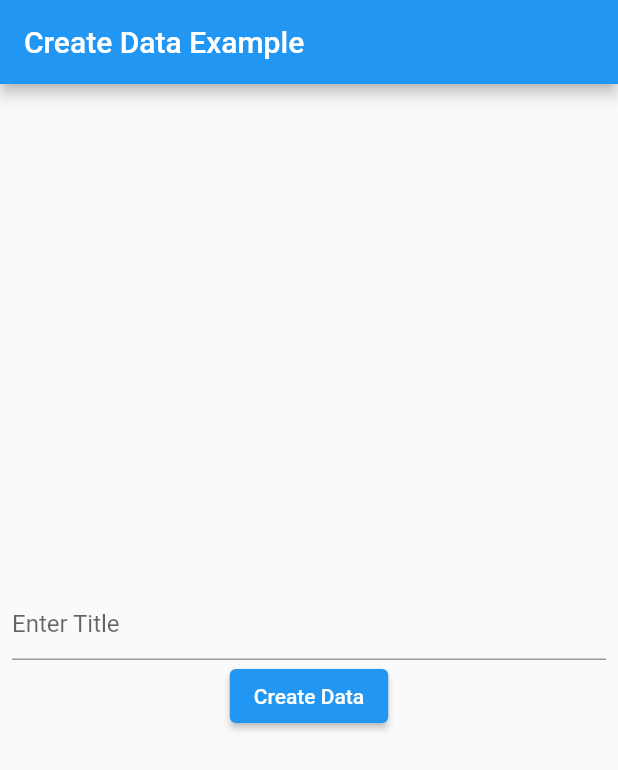
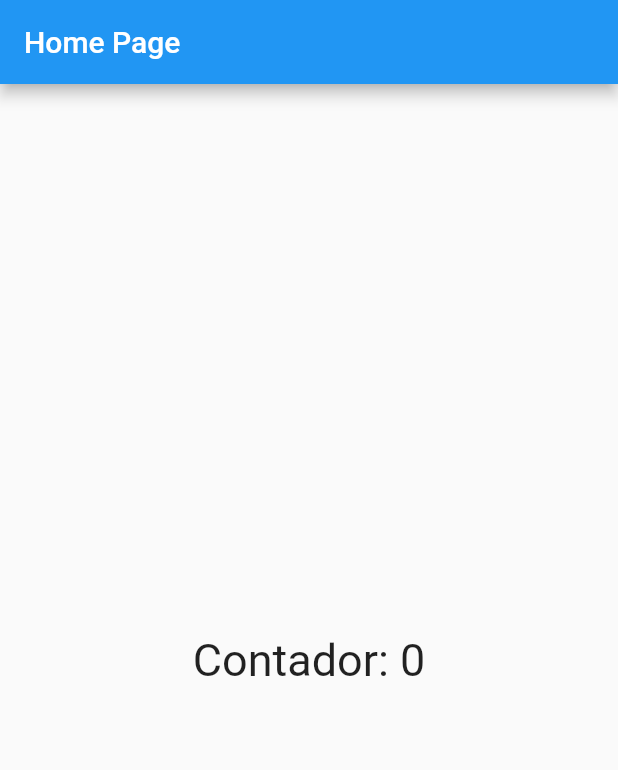
Before and after one commit to andrevks/accelerometer-tracker-app, a Flutter app: the screen it shows after launch, on a phone screen of 412 x 824 dp. Shown: the top 770 px of the screen. Run offline on Flutter 3.47's test engine with Material 2 defaults, Android fonts, the phone set to English and light mode, and no system bars.

Commit message:
build: http post request

```diff
--- a/accmeter_tracker/lib/album.dart
+++ /dev/null
@@ -1,10 +0,0 @@
-class Album {
-  final int id;
-  final String title;
-
-  Album({required this.id, required this.title});
-
-  factory Album.fromJson(Map<String, dynamic> json) {
-    return Album(id: json['id'], title: json['title']);
-  }
-}
--- /dev/null
+++ b/accmeter_tracker/lib/app_widget.dart
@@ -0,0 +1,18 @@
+// Stateless = Widget imutavel,n tem animação, n tem nada que altera
+//A n ser que o pai o reconstrua.
+import 'package:flutter/material.dart';
+
+import 'home_page.dart';
+
+class AppWidget extends StatelessWidget {
+  //Vai Criar no construtor (AppWidget) cada atributo que tiver
+  //a keyword final
+
+  @override
+  Widget build(BuildContext context) {
+    return MaterialApp(
+      theme: ThemeData(primaryColor: Colors.red),
+      home: HomePage(),
+    );
+  }
+}
--- /dev/null
+++ b/accmeter_tracker/lib/home_page.dart
@@ -0,0 +1,58 @@
+import 'package:flutter/material.dart';
+import 'network.dart';
+
+class HomePage extends StatefulWidget {
+  @override
+  State<HomePage> createState() {
+    //O Stateful pede um estado (State)
+    //Entao, a gente precisa criar uma outra classe
+    //para que possa ser retornada aqui e
+    //Funcionar como um estado que vai ser sempre
+    //modificado.
+
+    return HomePageState(); //Soh funciona para essa classe
+  }
+}
+
+//No State (estado) precisa passar o nome da classe
+//de StateFulWidget que eh a classe que vai nos
+//referenciaR
+class HomePageState extends State<HomePage> {
+  int count = 0;
+  @override
+  Widget build(BuildContext context) {
+    return Scaffold(
+      appBar: AppBar(
+        title: Text('Home Page'),
+      ),
+      body: Center(
+          child: GestureDetector(
+        child: Text(
+          'Contador: $count',
+          style: TextStyle(fontSize: 30),
+        ),
+        onTap: postData
+        // () {
+        //   setState(() {
+        //     count++;
+        //     // postData();
+        //   });
+        // }
+        ,
+      )),
+    );
+
+    // return Container(
+    //   child:
+    //   Center(
+    //       child: GestureDetector(
+    //     child: Text('Contador: $count'),
+    //     onTap: () {
+    //       setState(() {
+    //         count++;
+    //       });
+    //     },
+    //   )),
+    // );
+  }
+}
--- a/accmeter_tracker/lib/http_service.dart
+++ /dev/null
@@ -1,3 +0,0 @@
-import 'dart:convert';
-import 'package:http/http.dart';
-import 'post.dart';
--- a/accmeter_tracker/lib/main.dart
+++ b/accmeter_tracker/lib/main.dart
@@ -1,75 +1,7 @@
 import 'package:flutter/material.dart';
 
-import 'Post.dart';
-import 'network.dart';
-import 'album.dart';
+import 'app_widget.dart';
 
-void main() => runApp(MyApp());
-
-class MyApp extends StatefulWidget {
-  MyApp({Key? key}) : super(key: key);
-
-  @override
-  _MyAppState createState() => _MyAppState();
+main() {
+  runApp(AppWidget());
 }
-
-class _MyAppState extends State<MyApp> {
-  final TextEditingController _controller = TextEditingController();
-  Future<Album>? _futureAlbum;
-
-  @override
-  Widget build(BuildContext context) {
-    return MaterialApp(
-      title: 'Create Data Example',
-      theme: ThemeData(
-        primarySwatch: Colors.blue,
-      ),
-      home: Scaffold(
-        appBar: AppBar(
-          title: const Text('Create Data Example'),
-        ),
-        body: Container(
-          alignment: Alignment.center,
-          padding: const EdgeInsets.all(8.0),
-          child: (_futureAlbum == null) ? buildColumn() : buildFutureBuilder(),
-        ),
-      ),
-    );
-  }
-}
-
-  Column buildColumn() {
-    return Column(
-      mainAxisAlignment: MainAxisAlignment.center,
-      children: <Widget>[
-        TextField(
-          controller: _controller,
-          decoration: const InputDecoration(hintText: 'Enter Title'),
-        ),
-        ElevatedButton(
-          onPressed: () {
-            setState(() {
-              _futureAlbum = createAlbum(_controller.text);
-            });
-          },
-          child: const Text('Create Data'),
-        ),
-      ],
-    );
-  }
-
-  FutureBuilder<Album> buildFutureBuilder() {
-    return FutureBuilder<Album>(
-      future: _futureAlbum,
-      builder: (context, snapshot) {
-        if (snapshot.hasData) {
-          return Text(snapshot.data!.title);
-        } else if (snapshot.hasError) {
-          return Text('${snapshot.error}');
-        }
-
-        return const CircularProgressIndicator();
-      },
-    );
-  }
-}
--- a/accmeter_tracker/lib/post.dart
+++ /dev/null
@@ -1,15 +0,0 @@
-class Post {
-  final int id;
-  final String title;
-  final String body;
-
-  Post({required this.id, required this.title, required this.body});
-
-  factory Post.fromJson(Map<String, dynamic> json) {
-    return Post(
-      id: json['id'],
-      title: json['title'],
-      body: json['body'],
-    );
-  }
-}
```
Also changed, not shown: accmeter_tracker/lib/network.dart (+19 -36 lines), 2 other files.
